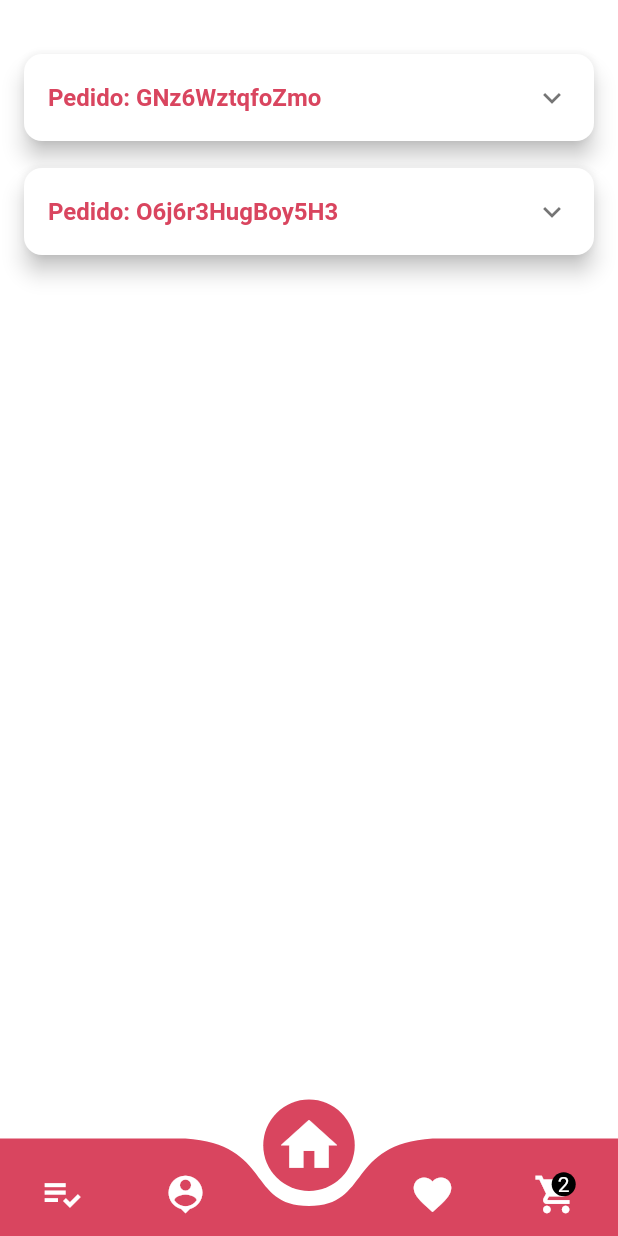
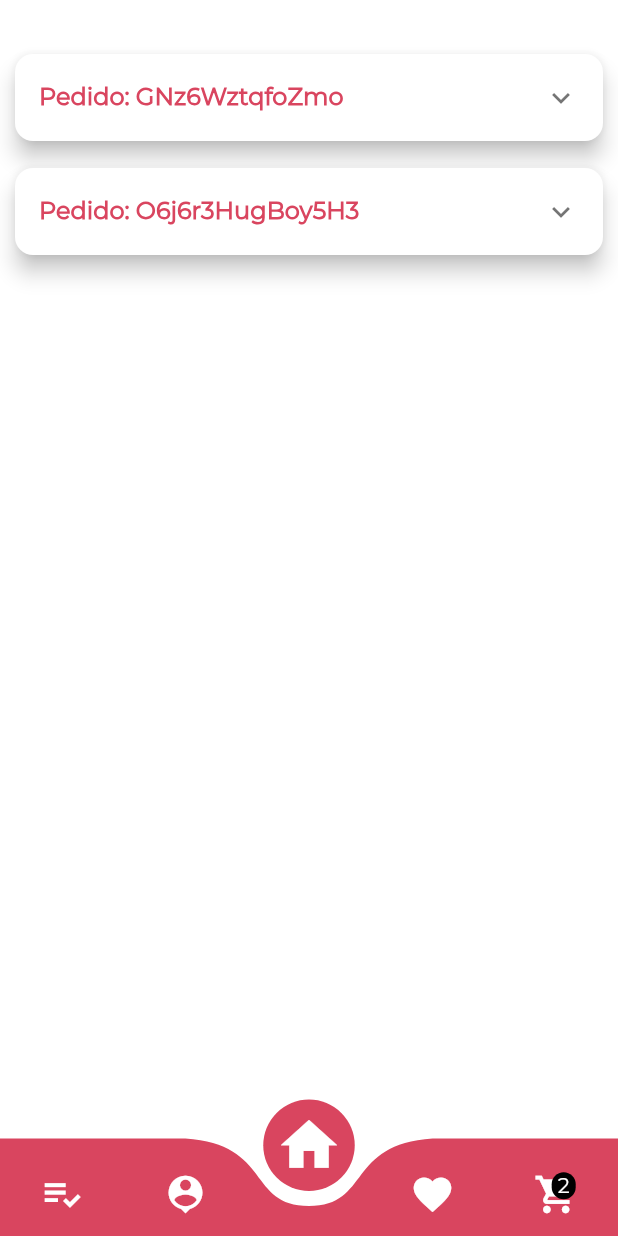
Before and after one commit to jpgSouza/food-delivery-flutter-app, a Flutter app: the screen it shows after launch, on a phone screen of 412 x 824 dp. Run offline on Flutter 3.47's test engine with Material 2 defaults, Android fonts, the phone set to English and light mode, and no system bars; drawn by our look-alikes of curved_navigation_bar; our stand-ins replace carousel_pro, hexcolor.

Commit message:
Applying the Flexible Widget

```diff
--- a/lib/main.dart
+++ b/lib/main.dart
@@ -3,6 +3,7 @@ import 'package:delivery_app/view/Screens/home_screen.dart';
 import 'package:delivery_app/view/Screens/login_screen.dart';
 import 'package:delivery_app/view/Screens/register_screen.dart';
 import 'package:flutter/material.dart';
+import 'package:flutter/services.dart';
 import 'package:hexcolor/hexcolor.dart';
 
 void main() => runApp(MyApp());
@@ -10,11 +11,14 @@ void main() => runApp(MyApp());
 class MyApp extends StatelessWidget {
   @override
   Widget build(BuildContext context) {
+    SystemChrome.setEnabledSystemUIOverlays(SystemUiOverlay.values);
+    SystemChrome.setSystemUIOverlayStyle(SystemUiOverlayStyle(statusBarColor: Colors.transparent));
     return MaterialApp(
       title: "Food Delivery",
       debugShowCheckedModeBanner: false,
       theme: ThemeData(
         primaryColor: Hexcolor('#D9455F'),
+        fontFamily: 'Montserrat'
       ),
       home: HomeScreen()
     );
--- a/lib/view/Screens/cart_screen.dart
+++ b/lib/view/Screens/cart_screen.dart
@@ -17,7 +17,7 @@ class CartScreen extends StatelessWidget {
         body: SafeArea(
           child: ListView(
             padding: EdgeInsets.only(
-                left: 16.0, right: 16.0, top: 40.0, bottom: 0.0),
+                left: 12.0, right: 12.0, top: 40.0, bottom: 0.0),
             children: <Widget>[
               Card(
                   shape: RoundedRectangleBorder(
@@ -37,7 +37,7 @@ class CartScreen extends StatelessWidget {
                               borderRadius: BorderRadius.circular(12.0)),
                         ),
                         SizedBox(
-                          width: 20.0,
+                          width: 15.0,
                         ),
                         Flexible(
                           child: Column(
@@ -151,7 +151,7 @@ class CartScreen extends StatelessWidget {
                               borderRadius: BorderRadius.circular(12.0)),
                         ),
                         SizedBox(
-                          width: 20.0,
+                          width: 15.0,
                         ),
                         Flexible(
                           child: Column(
--- a/lib/view/Screens/food_info_screen.dart
+++ b/lib/view/Screens/food_info_screen.dart
@@ -11,7 +11,6 @@ class FoodInfoScreen extends StatelessWidget {
       "https://images.pexels.com/photos/3821692/pexels-photo-3821692.jpeg?auto=compress&cs=tinysrgb&dpr=2&h=650&w=940",
       "https://images.pexels.com/photos/266541/pexels-photo-266541.jpeg?auto=compress&cs=tinysrgb&dpr=2&h=650&w=940",
     ];
-
     return Scaffold(
         backgroundColor: Colors.white,
         body: Stack(
--- a/lib/view/Screens/home_screen.dart
+++ b/lib/view/Screens/home_screen.dart
@@ -41,10 +41,10 @@ class _HomeScreenState extends State<HomeScreen> {
               Icon(Icons.shopping_cart, color: Colors.white, size: 30.0),
               Positioned(
                 left: 12.0,
-                bottom: 14.0,
+                bottom: 12.0,
                 child: Container(
                   width: 16.0,
-                  height: 16.0,
+                  height: 18.0,
                   decoration: BoxDecoration(
                     borderRadius: BorderRadius.circular(10.0),
                     color: Colors.black,
@@ -63,8 +63,7 @@ class _HomeScreenState extends State<HomeScreen> {
               duration: Duration(milliseconds: 600), curve: Curves.easeInOut);
         },
       ),
-      body: SafeArea(
-        child: PageView(
+      body: PageView(
         controller: _pageController,
         children: <Widget>[
           OrdersScreen(),
@@ -74,7 +73,6 @@ class _HomeScreenState extends State<HomeScreen> {
           CartScreen(),
         ],
       ),
-      ),
     );
   }
 }
--- a/lib/view/Screens/orders_screen.dart
+++ b/lib/view/Screens/orders_screen.dart
@@ -8,7 +8,7 @@ class OrdersScreen extends StatelessWidget {
         backgroundColor: Colors.white,
         body: SafeArea(
             child: Container(
-          padding: EdgeInsets.only(left: 12.0, right: 12.0, top: 32.0),
+          padding: EdgeInsets.only(left: 6.0, right: 6.0, top: 32.0),
           child: Column(
             children: <Widget>[
               Card(
@@ -158,7 +158,8 @@ class OrdersScreen extends StatelessWidget {
                           ),
                           SizedBox(height: 10.0,),
                           Container(
-                            padding: EdgeInsets.only(left: 6.0, right: 6.0),
+                            padding: EdgeInsets.only(left: 1.0, right: 1.0),
+                            child: Flexible(
                               child: Row(
                                 mainAxisAlignment: MainAxisAlignment.spaceBetween,
                                 children: <Widget>[
@@ -166,23 +167,27 @@ class OrdersScreen extends StatelessWidget {
                                   Container(
                                     height: 1.0,
                                     width: 30.0,
+                                    margin: EdgeInsets.only(bottom: 28.0),
                                     color: Colors.grey[500],
                                   ),
                                   _buildStatusCircle("2","Visualizado","(20:05)", 3, 2, context),
                                   Container(
                                     height: 1.0,
                                     width: 30.0,
+                                    margin: EdgeInsets.only(bottom: 28.0, right: 16.0),
                                     color: Colors.grey[500],
                                   ),
-                                _buildStatusCircle("3","     Saiu     ","(--:--)", 3, 3, context),
+                                  _buildStatusCircle("3","Saiu","(--:--)", 3, 3, context),
                                   Container(
                                     height: 1.0,
                                     width: 30.0,
+                                    margin: EdgeInsets.only(bottom: 28.0, left: 16.0),
                                     color: Colors.grey[500],
                                   ),
                                   _buildStatusCircle("4","Entregue","(--:--)", 3, 4, context),
                                 ],
                               ),
+                            )
                           ),
                         ],
                       ),
@@ -231,12 +236,12 @@ class OrdersScreen extends StatelessWidget {
     return Column(
       children: <Widget>[
         CircleAvatar(
-          radius: 20.0,
+          radius: 18.0,
           backgroundColor: _backgroundColor,
           child: _child,
         ),
-        Text(subTitle, style: TextStyle(color: Colors.grey[500]),),
-        Text(orderDateTime, style: TextStyle(color: Colors.grey[500]),)
+        Text(subTitle, style: TextStyle(color: Colors.grey[850], fontSize: 13.0),),
+        Text(orderDateTime, style: TextStyle(color: Colors.grey[850], fontSize: 13.0),)
       ],
     );
   }
```
Also changed, not shown: lib/view/Screens/favorite_screen.dart (+2 -20 lines), lib/view/Screens/main_screen.dart (+5 -5 lines), lib/view/Tiles/food_tile.dart (+9 -10 lines). Lines whose indentation alone changed are shown as unchanged.
